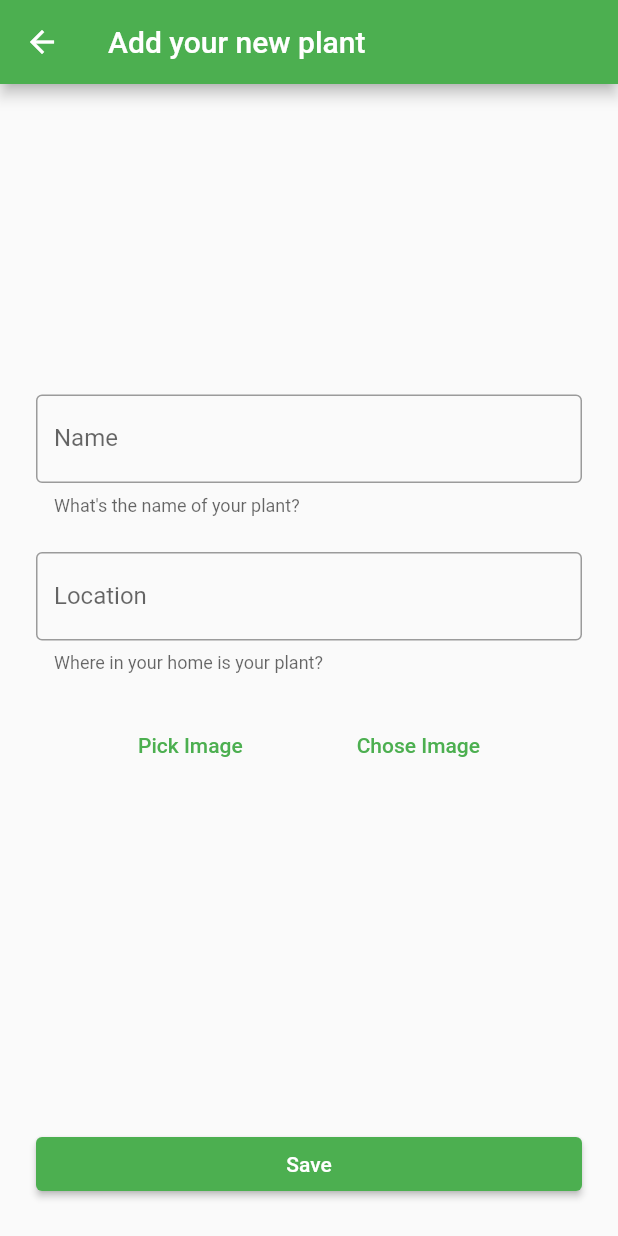
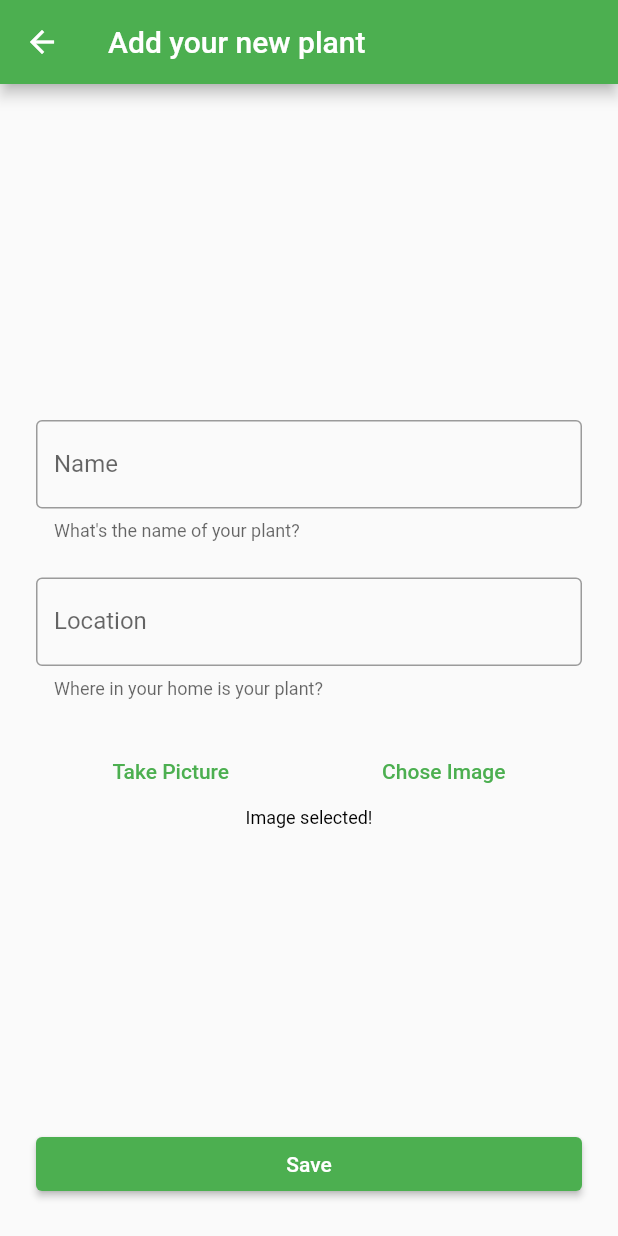
Before and after one commit to octogradiste/can_watering, a Flutter app: the PlantFormPage screen opened directly with empty values, on a phone screen of 412 x 824 dp. Run offline on Flutter 3.47's test engine with Material 2 defaults, Android fonts, the phone set to English and light mode, and no system bars; our stand-ins replace bloc, equatable, flutter_bloc, get_it, image_picker, isar; accounts and stored records are empty; generated files the repository leaves out were written again; statements that could not run were skipped.

Commit message:
UI improvments

```diff
--- a/lib/domain/bloc/plant_bloc.dart
+++ b/lib/domain/bloc/plant_bloc.dart
@@ -110,7 +110,7 @@ class PlantBloc extends Bloc<PlantEvent, PlantState> {
     add(InitializeEvent());
   }
 
-  Future<String?> pickImage() async {
+  Future<String?> takePicture() async {
     final picker = ImagePicker();
     final image = await picker.getImage(source: ImageSource.camera);
     return image?.path;
--- a/lib/presentation/page/detail_page.dart
+++ b/lib/presentation/page/detail_page.dart
@@ -86,7 +86,7 @@ class DetailScreen extends StatelessWidget {
               tag: plant.id!,
               child: Image(
                 height: 250,
-                fit: BoxFit.fill,
+                fit: BoxFit.cover,
                 image: FileImage(File(plant.imagePath!)),
                 loadingBuilder: (context, child, loadingProgress) {
                   if (loadingProgress != null) {
--- a/lib/presentation/page/home_page.dart
+++ b/lib/presentation/page/home_page.dart
@@ -59,7 +59,7 @@ class PlantTile extends StatelessWidget {
                     child: Image.file(
                       File(plant.imagePath!),
                       height: 150,
-                      fit: BoxFit.fill,
+                      fit: BoxFit.cover,
                     ),
                   ),
                 Padding(
--- a/lib/presentation/page/plant_form_page.dart
+++ b/lib/presentation/page/plant_form_page.dart
@@ -20,12 +20,20 @@ class PlantFormPage extends StatefulWidget {
 class _PlantFormPageState extends State<PlantFormPage> {
   final _formKey = GlobalKey<FormState>();
 
+  late String name;
+  late String location;
+  late String? imagePath;
+
+  @override
+  void initState() {
+    super.initState();
+    name = widget.template.name;
+    location = widget.template.location;
+    imagePath = widget.template.imagePath;
+  }
+
   @override
   Widget build(BuildContext context) {
-    String name = widget.template.name;
-    String location = widget.template.location;
-    String? path = widget.template.imagePath;
-
     final bloc = context.read<PlantBloc>();
 
     return WillPopScope(
@@ -84,23 +92,31 @@ class _PlantFormPageState extends State<PlantFormPage> {
                           ),
                           const SizedBox(height: 24),
                           Row(
-                            mainAxisAlignment: MainAxisAlignment.spaceEvenly,
+                            mainAxisAlignment: MainAxisAlignment.spaceAround,
                             children: [
                               TextButton(
                                 onPressed: () async {
-                                  path = await bloc.pickImage();
+                                  final path = await bloc.takePicture();
+                                  setState(() => imagePath = path);
                                 },
-                                child: const Text('Pick Image'),
+                                child: const Text('Take Picture'),
                               ),
                               TextButton(
                                 onPressed: () async {
-                                  path = await bloc.choseImage();
+                                  final path = await bloc.choseImage();
+                                  setState(() => imagePath = path);
                                 },
                                 child: const Text('Chose Image'),
                               ),
                             ],
                           ),
-                          const SizedBox(height: 48),
+                          // const SizedBox(height: 6),
+                          Text(
+                            imagePath != null
+                                ? 'Image selected!'
+                                : 'No image selected...',
+                            style: Theme.of(context).textTheme.labelMedium,
+                          ),
                         ],
                       ),
                     ),
@@ -114,7 +130,7 @@ class _PlantFormPageState extends State<PlantFormPage> {
                         id: widget.template.id,
                         name: name,
                         location: location,
-                        imagePath: path,
+                        imagePath: imagePath,
                         created: widget.modify
                             ? widget.template.created
                             : DateTime.now(),
```
